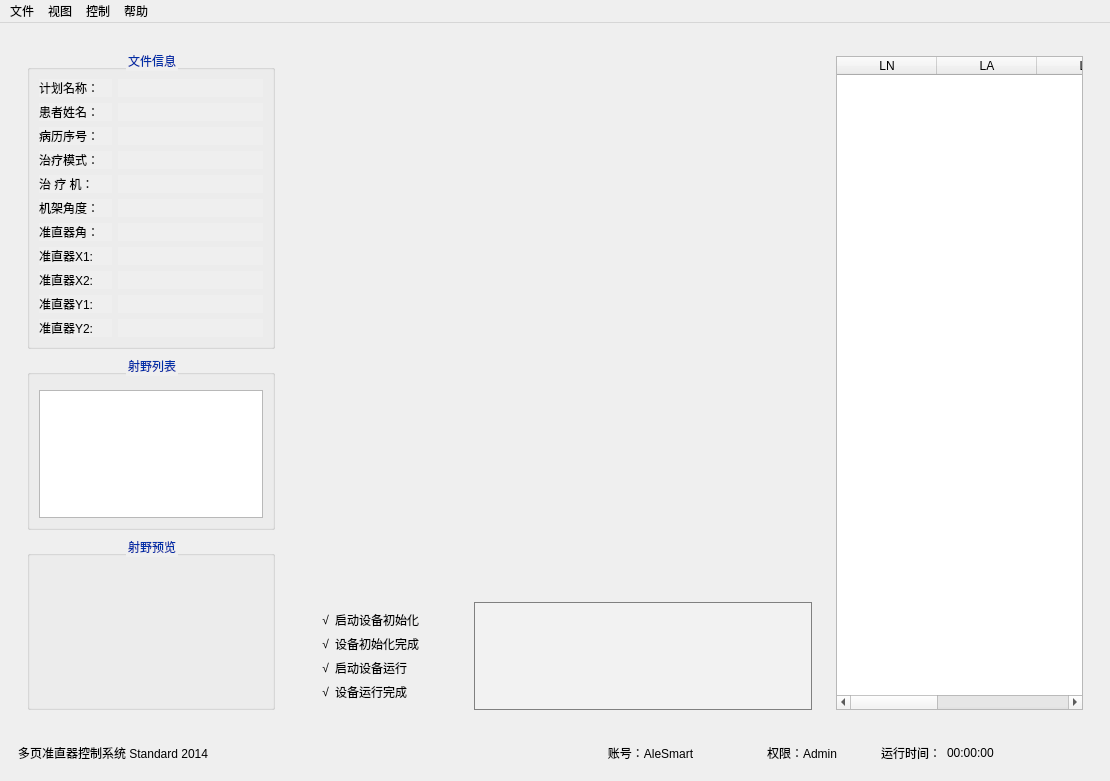
This is mainwindow.ui in EdwardTj/MLC-Controller as Qt 5 draws it before an edit. The edited form follows.
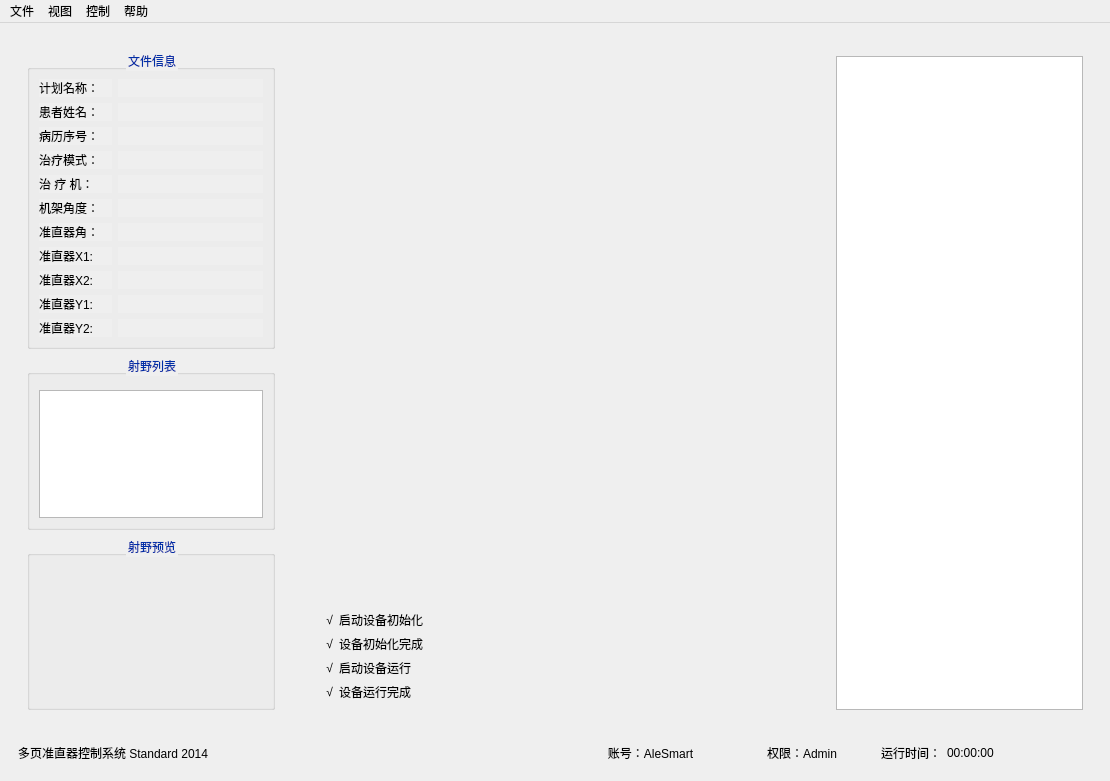
This is the edited form.

Commit message: ADD:添加csv解析，以及logo绘制

Diff of the .ui file:
```diff
--- a/mainwindow.ui
+++ b/mainwindow.ui
@@ -353,7 +353,7 @@
            <widget class="QWidget" name="showPicWidget" native="true"/>
           </item>
           <item>
-           <layout class="QHBoxLayout" name="horizontalLayout_3" stretch="1,2">
+           <layout class="QHBoxLayout" name="horizontalLayout_3" stretch="1,0">
             <item>
              <widget class="QWidget" name="runInfoWidge" native="true">
               <property name="styleSheet">
@@ -361,7 +361,7 @@
 border: 0.5px solid gray; /* 灰色边框，厚度为1像素（注意原注释中的厚度描述与实际代码不符，已更正） */  \nbox-shadow: 0 4px 8px rgba(0, 0, 0, 0.3); /* 添加阴影效果 */  \nbackground-color: rgba(255, 255, 255, 0.2); /* 背景色为带有20%透明度的白色 */
 }</string>
               </property>
-              <layout class="QHBoxLayout" name="horizontalLayout_4" stretch="1,6">
+              <layout class="QHBoxLayout" name="horizontalLayout_4" stretch="1,4,14">
                <item>
                 <layout class="QVBoxLayout" name="verticalLayout_6">
                  <item>
@@ -438,6 +438,13 @@
                  </item>
                 </layout>
                </item>
+               <item>
+                <widget class="QLabel" name="picLable">
+                 <property name="text">
+                  <string/>
+                 </property>
+                </widget>
+               </item>
               </layout>
              </widget>
             </item>
@@ -487,31 +494,6 @@
               <verstretch>0</verstretch>
              </sizepolicy>
             </property>
-            <column>
-             <property name="text">
-              <string>LN</string>
-             </property>
-            </column>
-            <column>
-             <property name="text">
-              <string>LA</string>
-             </property>
-            </column>
-            <column>
-             <property name="text">
-              <string>LB</string>
-             </property>
-            </column>
-            <column>
-             <property name="text">
-              <string>LAB</string>
-             </property>
-            </column>
-            <column>
-             <property name="text">
-              <string>LY</string>
-             </property>
-            </column>
            </widget>
           </item>
          </layout>
```
Left out of the diff: 10 changed lines with no effect on the pictures. The commit also changes 2 other files.
